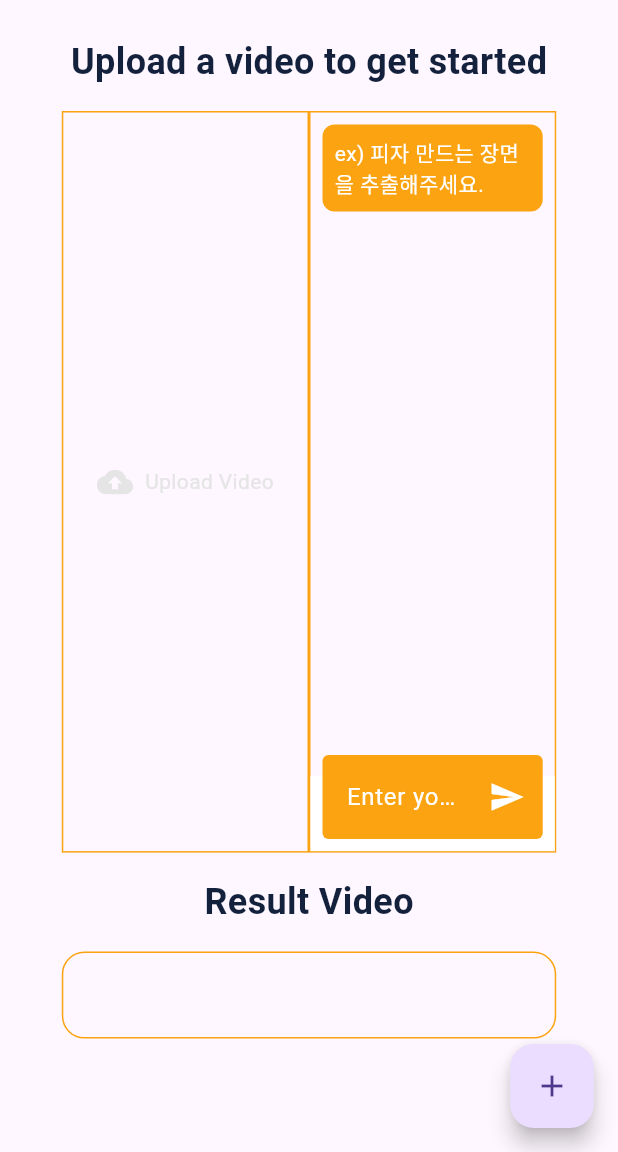
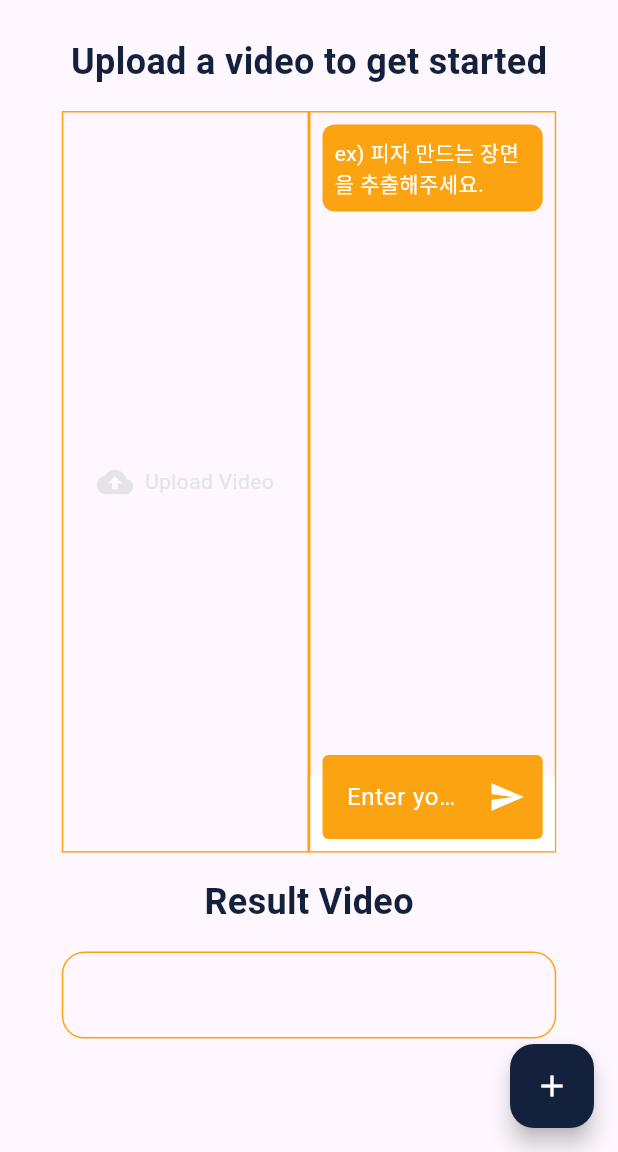
Before and after one commit to rlaminseok0824/Video_Moment_Search, a Flutter app: the WebHomePage screen opened directly, on a phone screen of 412 x 824 dp, the part 84-1236 px from its top. Run offline on Flutter 3.47's test engine with Material 3 defaults, Android fonts, the phone set to English and light mode, and no system bars; our stand-ins replace chewie, cross_file, file_picker, image_picker, video_player; missing offline and left inert: dart:html, dart:js, ffmpeg_wasm, file_saver, universal_html.

Commit message:
STYLE: change the floating buttons' color

```diff
--- a/lib/web/widgets/floating_action_button.dart
+++ b/lib/web/widgets/floating_action_button.dart
@@ -47,12 +47,16 @@ class _CustomFloatingActionButtonState extends State<CustomFloatingActionButton>
                   width: 56,
                   height: 56,
                   child: FloatingActionButton(
+                    backgroundColor: const Color(0xff14213D),
                     heroTag: null,
                     onPressed: () async {
                       await widget.onUploadPressed();
                     },
                     tooltip: "Upload Video",
-                    child: const Icon(Icons.upload),
+                    child: const Icon(
+                      Icons.upload,
+                      color: Colors.white,
+                    ),
                   ),
                 ),
               ),
@@ -62,12 +66,16 @@ class _CustomFloatingActionButtonState extends State<CustomFloatingActionButton>
                   width: 56,
                   height: 56,
                   child: FloatingActionButton(
+                    backgroundColor: const Color(0xff14213D),
                     heroTag: null,
                     onPressed: () async {
                       await widget.onMergePressed();
                     },
                     tooltip: "Merge Selected Video",
-                    child: const Icon(Icons.merge),
+                    child: const Icon(
+                      Icons.merge,
+                      color: Colors.white,
+                    ),
                   ),
                 ),
               ),
@@ -77,12 +85,16 @@ class _CustomFloatingActionButtonState extends State<CustomFloatingActionButton>
                   width: 56,
                   height: 56,
                   child: FloatingActionButton(
+                    backgroundColor: const Color(0xff14213D),
                     heroTag: null,
                     onPressed: () async {
                       await widget.onDownloadPressed();
                     },
                     tooltip: "export Video",
-                    child: const Icon(Icons.download),
+                    child: const Icon(
+                      Icons.download,
+                      color: Colors.white,
+                    ),
                   ),
                 ),
               ),
@@ -95,8 +107,12 @@ class _CustomFloatingActionButtonState extends State<CustomFloatingActionButton>
             height: 56,
             child: FittedBox(
               child: FloatingActionButton(
+                backgroundColor: const Color(0xff14213D),
                 onPressed: _toggleExpansion,
-                child: Icon(_isExpanded ? Icons.close : Icons.add),
+                child: Icon(
+                  _isExpanded ? Icons.close : Icons.add,
+                  color: Colors.white,
+                ),
               ),
             ),
           ),
```
